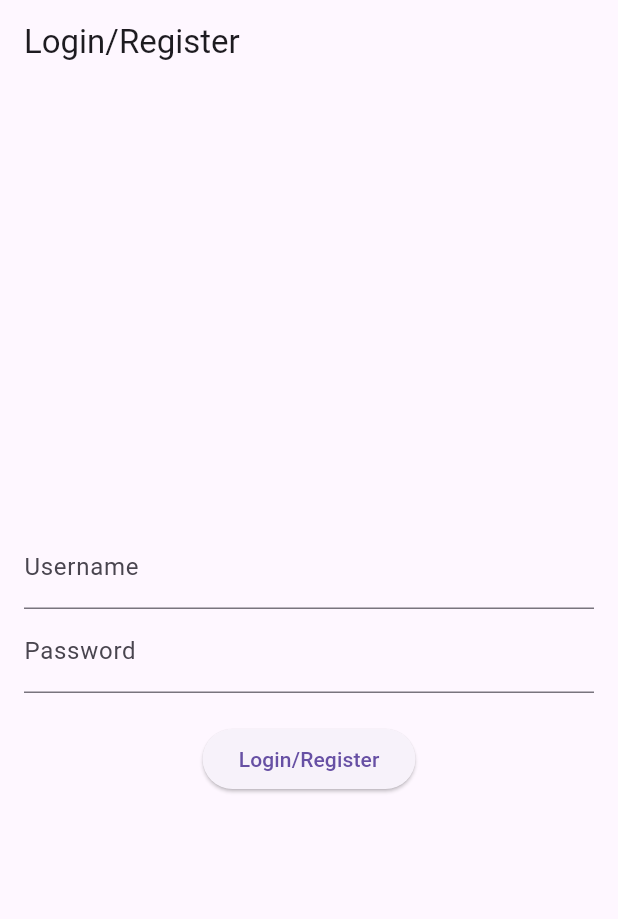
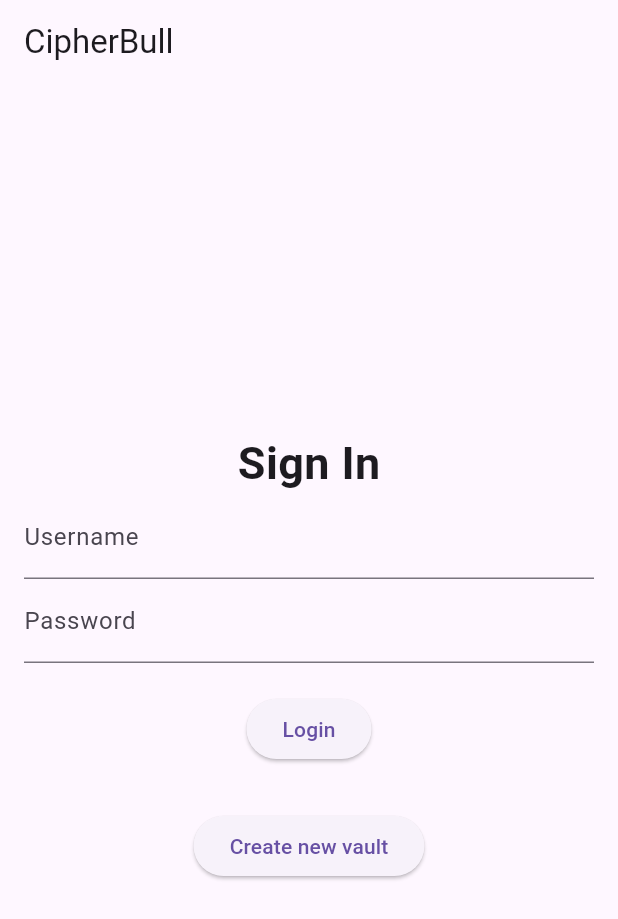
Before and after one commit to SlavicPixel/cipherbull, a Flutter app: the screen it shows after launch, on a phone screen of 412 x 824 dp. Shown: the top 919 px of the screen. Run offline on Flutter 3.47's test engine with Material 3 defaults, Android fonts, the phone set to English and light mode, and no system bars; our stand-ins replace flutter_secure_storage, sqflite_sqlcipher; accounts and stored records are empty.

Commit message:
Added a button to create new vault and checks for login

```diff
--- a/lib/screens/login_screen.dart
+++ b/lib/screens/login_screen.dart
@@ -1,10 +1,15 @@
 // lib/screens/login_screen.dart
 import 'package:flutter/material.dart';
 import 'package:cipherbull/services/secure_storage_helper.dart';
+import 'package:cipherbull/services/database_helper.dart';
 import 'package:cipherbull/screens/home_screen.dart';
+import 'package:cipherbull/screens/register_screen.dart';
 
 class LoginScreen extends StatefulWidget {
+  const LoginScreen({super.key});
+
   @override
+  // ignore: library_private_types_in_public_api
   _LoginScreenState createState() => _LoginScreenState();
 }
 
@@ -18,31 +23,50 @@ class _LoginScreenState extends State<LoginScreen> {
     String password = _passwordController.text;
 
     if (dbName.isNotEmpty && password.isNotEmpty) {
+      final dbHelper = DatabaseHelper(dbName: dbName, dbPassword: password);
+      if (await dbHelper.checkDatabaseExists()) {
+        try {
+          await dbHelper.getEntries();
+
           await _secureStorageService.storeDatabaseName(dbName);
           await _secureStorageService.storeDatabasePassword(password);
 
-      // Navigate to home screen with the dbName and dbPassword
+          if (mounted) {
             Navigator.of(context).pushReplacement(
               MaterialPageRoute(
-          builder: (context) => HomeScreen(),
+                builder: (context) => const HomeScreen(),
               ),
             );
+          }
+        } catch (e) {
+          _showErrorDialog("Incorrect password or database name.");
+        }
       } else {
-      // Show error
+        _showErrorDialog("Database with name '$dbName' does not exist.");
+      }
+    } else {
       _showErrorDialog('Please enter both username and password');
     }
+  }
+
+  void _createVault() {
+    Navigator.of(context).push(
+      MaterialPageRoute(
+        builder: (context) => const RegisterScreen(),
+      ),
+    );
   }
 
   void _showErrorDialog(String message) {
     showDialog(
       context: context,
       builder: (context) => AlertDialog(
-        title: Text('Error'),
+        title: const Text('Error'),
         content: Text(message),
         actions: [
           TextButton(
             onPressed: () => Navigator.of(context).pop(),
-            child: Text('OK'),
+            child: const Text('OK'),
           ),
         ],
       ),
@@ -52,25 +76,36 @@ class _LoginScreenState extends State<LoginScreen> {
   @override
   Widget build(BuildContext context) {
     return Scaffold(
-      appBar: AppBar(title: Text('Login/Register')),
+      appBar: AppBar(title: const Text('CipherBull')),
       body: Padding(
         padding: const EdgeInsets.all(16.0),
         child: Column(
           mainAxisAlignment: MainAxisAlignment.center,
           children: [
+            const Text(
+              "Sign In",
+              style: TextStyle(fontSize: 30, fontWeight: FontWeight.bold),
+            ),
             TextField(
               controller: _usernameController,
-              decoration: InputDecoration(labelText: 'Username'),
+              decoration: const InputDecoration(labelText: 'Username'),
             ),
             TextField(
               controller: _passwordController,
-              decoration: InputDecoration(labelText: 'Password'),
+              decoration: const InputDecoration(labelText: 'Password'),
               obscureText: true,
             ),
-            SizedBox(height: 20),
+            const SizedBox(height: 20),
             ElevatedButton(
               onPressed: _login,
-              child: Text('Login/Register'),
+              child: const Text('Login'),
+            ),
+            Padding(
+              padding: const EdgeInsets.only(top: 30, bottom: 5),
+              child: ElevatedButton(
+                onPressed: _createVault,
+                child: const Text('Create new vault'),
+              ),
             ),
           ],
         ),
```
Lines whose indentation alone changed are shown as unchanged.
